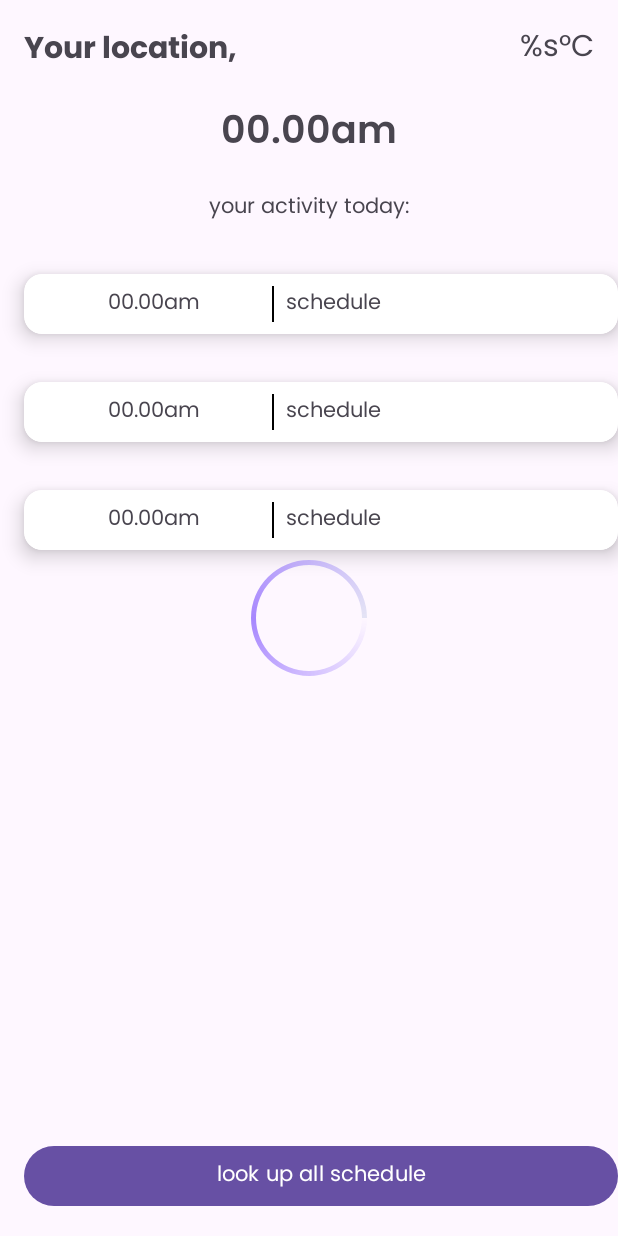
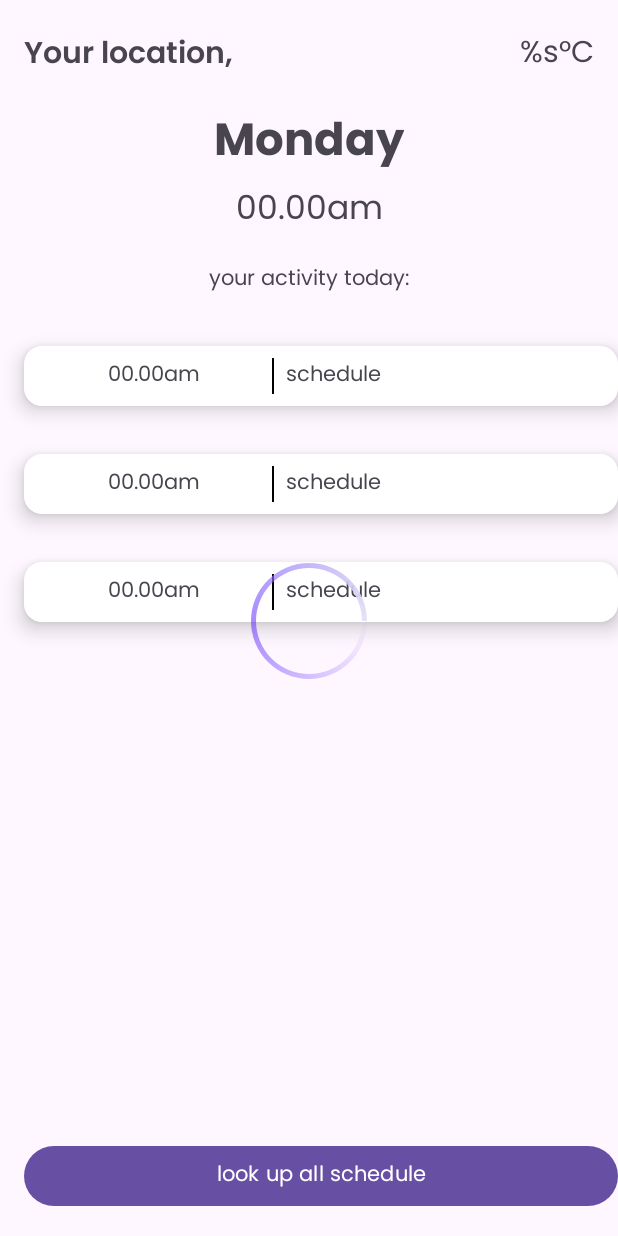
Before and after one commit to rezaagung1101/Schedule-App, an Android app: the layout activity_main.xml on its own in the app's theme, with its tools: preview values and no code run, on a phone screen of 412 x 824 dp. Run offline under Robolectric (Android 15) with nearby library versions, the phone set to English and light mode, and no system bars.

Commit message:
add: realtime clock

```diff
--- a/app/src/main/res/layout/activity_main.xml
+++ b/app/src/main/res/layout/activity_main.xml
@@ -1,11 +1,17 @@
 <?xml version="1.0" encoding="utf-8"?>
-<androidx.constraintlayout.widget.ConstraintLayout xmlns:android="http://schemas.android.com/apk/res/android"
+<androidx.swiperefreshlayout.widget.SwipeRefreshLayout xmlns:android="http://schemas.android.com/apk/res/android"
+    android:id="@+id/swipe_refresh"
     xmlns:app="http://schemas.android.com/apk/res-auto"
     xmlns:tools="http://schemas.android.com/tools"
     android:layout_width="match_parent"
     android:layout_height="match_parent"
-    android:backgroundTint="@color/white"
-    tools:context=".ui.MainActivity">]
+    android:paddingTop="4dp"
+    tools:context=".ui.MainActivity">
+
+    <androidx.constraintlayout.widget.ConstraintLayout
+        android:layout_width="match_parent"
+        android:layout_height="match_parent"
+        android:backgroundTint="@color/white">
 
         <TextView
             android:id="@+id/tv_location"
@@ -13,24 +19,34 @@
             android:layout_height="wrap_content"
             android:layout_marginLeft="16dp"
             android:layout_marginTop="16dp"
-        android:fontFamily="@font/popping_bold"
+            android:fontFamily="@font/semi_bold_poppins"
             android:text="@string/your_location"
             android:textSize="20sp"
             app:layout_constraintStart_toStartOf="parent"
             app:layout_constraintTop_toTopOf="parent" />
 
+        <TextView
+            android:id="@+id/tv_day"
+            android:layout_width="wrap_content"
+            android:layout_height="wrap_content"
+            android:layout_marginTop="16dp"
+            android:fontFamily="@font/popping_bold"
+            android:text="@string/day_default"
+            android:textSize="30sp"
+            app:layout_constraintEnd_toEndOf="parent"
+            app:layout_constraintStart_toStartOf="parent"
+            app:layout_constraintTop_toBottomOf="@+id/tv_location" />
 
         <TextView
-        android:layout_marginTop="16dp"
             android:id="@+id/tv_time"
             android:layout_width="wrap_content"
             android:layout_height="wrap_content"
-        android:fontFamily="@font/semi_bold_poppins"
+            android:fontFamily="@font/regular_poppins"
             android:text="@string/time_default"
-        android:textSize="25sp"
+            android:textSize="22sp"
             app:layout_constraintEnd_toEndOf="parent"
             app:layout_constraintStart_toStartOf="parent"
-        app:layout_constraintTop_toBottomOf="@+id/tv_location" />
+            app:layout_constraintTop_toBottomOf="@+id/tv_day" />
 
         <TextView
             android:id="@+id/tv_temperature"
@@ -78,11 +94,11 @@
             android:layout_width="100dp"
             android:layout_height="100dp"
             android:indeterminateDrawable="@drawable/custom_progressbar"
+            android:visibility="gone"
             app:layout_constraintBottom_toBottomOf="parent"
             app:layout_constraintEnd_toEndOf="parent"
             app:layout_constraintStart_toStartOf="parent"
             app:layout_constraintTop_toTopOf="parent"
-        tools:visibility="visible"
-        android:visibility="gone"/>
-
+            tools:visibility="visible" />
     </androidx.constraintlayout.widget.ConstraintLayout>
+</androidx.swiperefreshlayout.widget.SwipeRefreshLayout>
```
Lines whose indentation alone changed are shown as unchanged.
